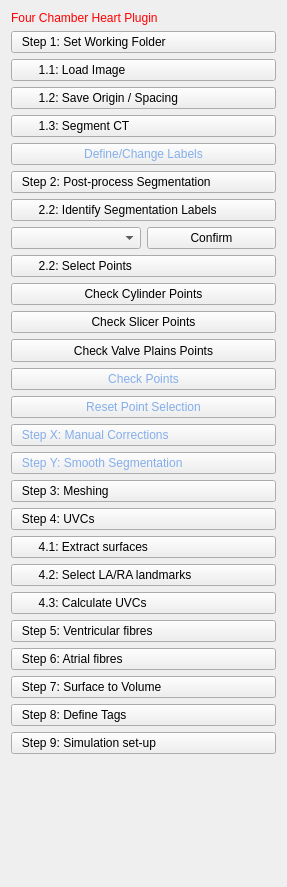
First picture: the form in CemrgApp/Plugins/kcl.cemrgapp.fourchamber/src/internal/FourChamberViewControls.ui, repository RosieBarrows/CemrgApp, before the edit.
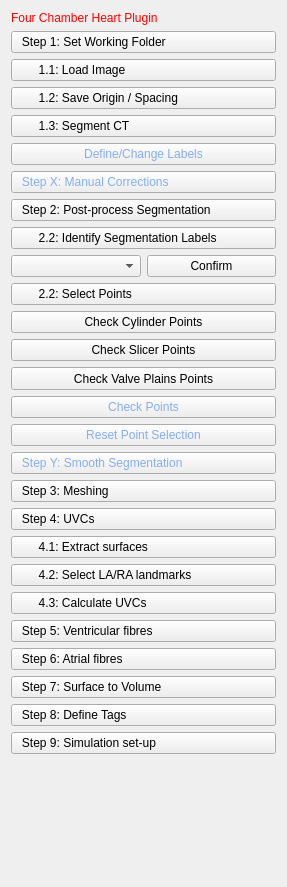
Second picture: the form after the edit.

```diff
--- a/CemrgApp/Plugins/kcl.cemrgapp.fourchamber/src/internal/FourChamberViewControls.ui
+++ b/CemrgApp/Plugins/kcl.cemrgapp.fourchamber/src/internal/FourChamberViewControls.ui
@@ -80,6 +80,16 @@
      </property>
     </widget>
    </item>
+   <item>
+    <widget class="QPushButton" name="button_corrections">
+     <property name="styleSheet">
+      <string notr="true">text-align: left; color: rgb(132, 174, 235);</string>
+     </property>
+     <property name="text">
+      <string>   Step X: Manual Corrections</string>
+     </property>
+    </widget>
+   </item>
    <item>
     <widget class="QPushButton" name="button_prepseg">
      <property name="styleSheet">
@@ -180,16 +190,6 @@
      </property>
     </widget>
    </item>
-   <item>
-    <widget class="QPushButton" name="button_corrections">
-     <property name="styleSheet">
-      <string notr="true">text-align: left; color: rgb(132, 174, 235);</string>
-     </property>
-     <property name="text">
-      <string>   Step X: Manual Corrections</string>
-     </property>
-    </widget>
-   </item>
    <item>
     <widget class="QPushButton" name="button_smooth_segmentation">
      <property name="styleSheet">
```
